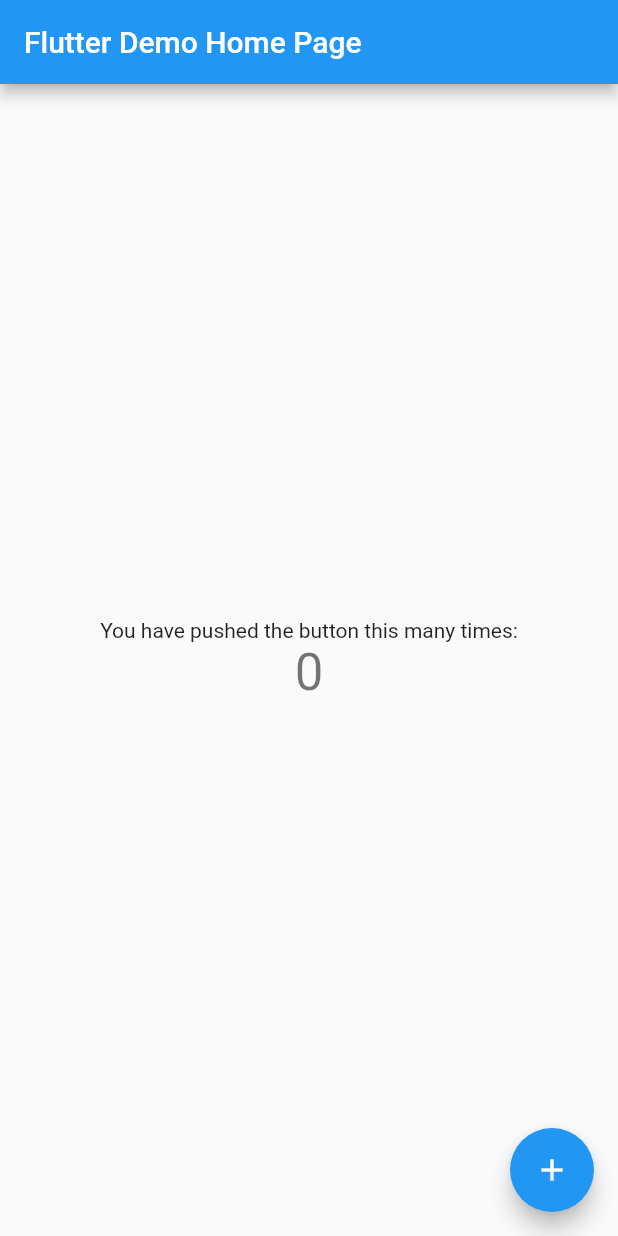
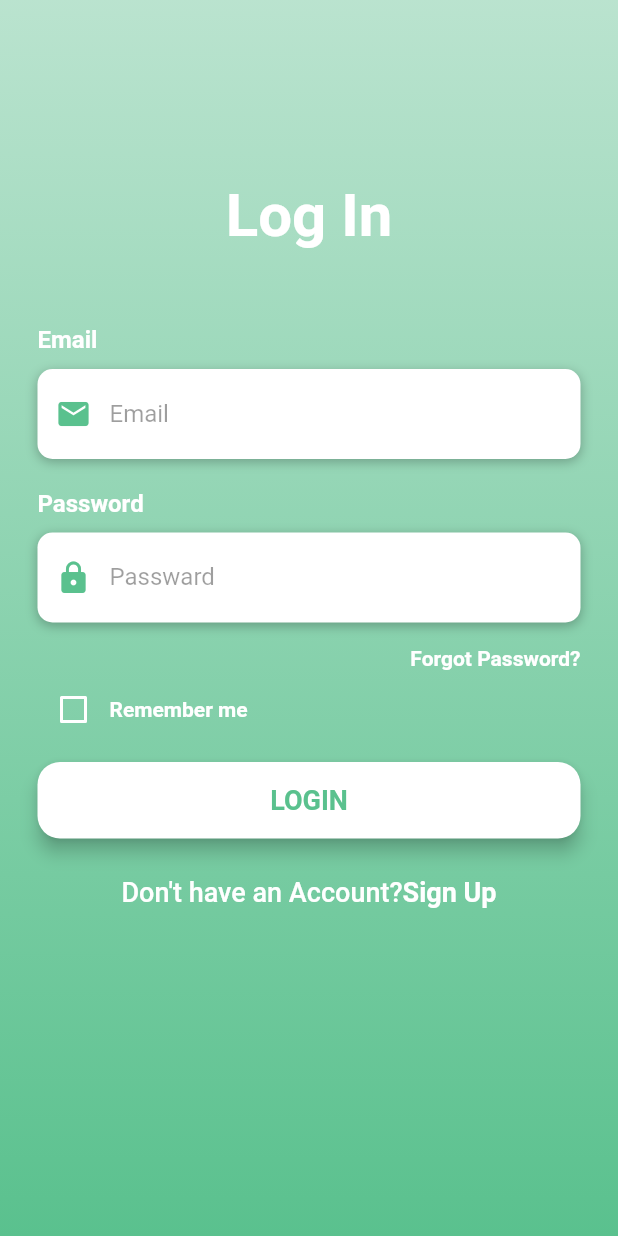
Before and after one commit to anselm88/Fashcop, a Flutter app: the screen it shows after launch, on a phone screen of 412 x 824 dp. Run offline on Flutter 3.47's test engine with Material 2 defaults, Android fonts, the phone set to English and light mode, and no system bars.

Commit message:
LogIn screen UI

```diff
--- a/lib/main.dart
+++ b/lib/main.dart
@@ -1,115 +1,17 @@
 import 'package:flutter/material.dart';
+import 'package:fashcop/screens/login_screen.dart';
 
 void main() {
-  runApp(const MyApp());
+  runApp(MyApp());
 }
 
 class MyApp extends StatelessWidget {
-  const MyApp({Key? key}) : super(key: key);
-
-  // This widget is the root of your application.
   @override
   Widget build(BuildContext context) {
     return MaterialApp(
-      title: 'Flutter demo ',
-      theme: ThemeData(
-        // This is the theme of your application.
-        //
-        // Try running your application with "flutter run". You'll see the
-        // application has a blue toolbar. Then, without quitting the app, try
-        // changing the primarySwatch below to Colors.green and then invoke
-        // "hot reload" (press "r" in the console where you ran "flutter run",
-        // or simply save your changes to "hot reload" in a Flutter IDE).
-        // Notice that the counter didn't reset back to zero; the application
-        // is not restarted.
-        primarySwatch: Colors.blue,
-      ),
-      home: const MyHomePage(title: 'Flutter Demo Home Page'),
+      title: 'FashCoP',
+      debugShowCheckedModeBanner: false,
+      home: LoginScreen(),
     );
   }
 }
-
-class MyHomePage extends StatefulWidget {
-  const MyHomePage({Key? key, required this.title}) : super(key: key);
-
-  // This widget is the home page of your application. It is stateful, meaning
-  // that it has a State object (defined below) that contains fields that affect
-  // how it looks.
-
-  // This class is the configuration for the state. It holds the values (in this
-  // case the title) provided by the parent (in this case the App widget) and
-  // used by the build method of the State. Fields in a Widget subclass are
-  // always marked "final".
-
-  final String title;
-
-  @override
-  State<MyHomePage> createState() => _MyHomePageState();
-}
-
-class _MyHomePageState extends State<MyHomePage> {
-  int _counter = 0;
-
-  void _incrementCounter() {
-    setState(() {
-      // This call to setState tells the Flutter framework that something has
-      // changed in this State, which causes it to rerun the build method below
-      // so that the display can reflect the updated values. If we changed
-      // _counter without calling setState(), then the build method would not be
-      // called again, and so nothing would appear to happen.
-      _counter++;
-    });
-  }
-
-  @override
-  Widget build(BuildContext context) {
-    // This method is rerun every time setState is called, for instance as done
-    // by the _incrementCounter method above.
-    //
-    // The Flutter framework has been optimized to make rerunning build methods
-    // fast, so that you can just rebuild anything that needs updating rather
-    // than having to individually change instances of widgets.
-    return Scaffold(
-      appBar: AppBar(
-        // Here we take the value from the MyHomePage object that was created by
-        // the App.build method, and use it to set our appbar title.
-        title: Text(widget.title),
-      ),
-      body: Center(
-        // Center is a layout widget. It takes a single child and positions it
-        // in the middle of the parent.
-        child: Column(
-          // Column is also a layout widget. It takes a list of children and
-          // arranges them vertically. By default, it sizes itself to fit its
-          // children horizontally, and tries to be as tall as its parent.
-          //
-          // Invoke "debug painting" (press "p" in the console, choose the
-          // "Toggle Debug Paint" action from the Flutter Inspector in Android
-          // Studio, or the "Toggle Debug Paint" command in Visual Studio Code)
-          // to see the wireframe for each widget.
-          //
-          // Column has various properties to control how it sizes itself and
-          // how it positions its children. Here we use mainAxisAlignment to
-          // center the children vertically; the main axis here is the vertical
-          // axis because Columns are vertical (the cross axis would be
-          // horizontal).
-          mainAxisAlignment: MainAxisAlignment.center,
-          children: <Widget>[
-            const Text(
-              'You have pushed the button this many times:',
-            ),
-            Text(
-              '$_counter',
-              style: Theme.of(context).textTheme.headline4,
-            ),
-          ],
-        ),
-      ),
-      floatingActionButton: FloatingActionButton(
-        onPressed: _incrementCounter,
-        tooltip: 'Increment',
-        child: const Icon(Icons.add),
-      ), // This trailing comma makes auto-formatting nicer for build methods.
-    );
-  }
-}
--- /dev/null
+++ b/lib/screens/login_screen.dart
@@ -0,0 +1,263 @@
+// ignore_for_file: prefer_const_literals_to_create_immutables
+
+import 'package:flutter/material.dart';
+import 'package:flutter/services.dart';
+
+class LoginScreen extends StatefulWidget {
+  @override
+  State<LoginScreen> createState() => _LoginScreenState();
+}
+
+class _LoginScreenState extends State<LoginScreen> {
+  bool isRememberMe = false;
+
+  Widget buildEmail() {
+    return Column(
+      crossAxisAlignment: CrossAxisAlignment.start,
+      children: [
+        const Text(
+          'Email',
+          style: TextStyle(
+            color: Colors.white,
+            fontSize: 16,
+            fontWeight: FontWeight.bold,
+          ),
+        ),
+        const SizedBox(
+          height: 10,
+        ),
+        Container(
+          alignment: Alignment.centerLeft,
+          decoration: BoxDecoration(
+              color: Colors.white,
+              borderRadius: BorderRadius.circular(10),
+              boxShadow: [
+                const BoxShadow(
+                    color: Colors.black26, blurRadius: 6, offset: Offset(0, 2))
+              ]),
+          height: 60,
+          child: const TextField(
+            keyboardType: TextInputType.emailAddress,
+            style: TextStyle(
+              color: Colors.black87,
+            ),
+            decoration: InputDecoration(
+                border: InputBorder.none,
+                contentPadding: EdgeInsets.only(top: 14),
+                prefixIcon: Icon(
+                  Icons.email,
+                  color: Color(0xff5ac18e),
+                ),
+                hintText: 'Email',
+                hintStyle: TextStyle(
+                  color: Colors.black38,
+                )),
+          ),
+        ),
+      ],
+    );
+  }
+
+  Widget buildPassword() {
+    return Column(
+      crossAxisAlignment: CrossAxisAlignment.start,
+      children: [
+        const Text(
+          'Password',
+          style: TextStyle(
+            color: Colors.white,
+            fontSize: 16,
+            fontWeight: FontWeight.bold,
+          ),
+        ),
+        const SizedBox(
+          height: 10,
+        ),
+        Container(
+          alignment: Alignment.centerLeft,
+          decoration: BoxDecoration(
+              color: Colors.white,
+              borderRadius: BorderRadius.circular(10),
+              boxShadow: [
+                const BoxShadow(
+                    color: Colors.black26, blurRadius: 6, offset: Offset(0, 2))
+              ]),
+          height: 60,
+          child: const TextField(
+            obscureText: true,
+            style: TextStyle(
+              color: Colors.black87,
+            ),
+            decoration: InputDecoration(
+                border: InputBorder.none,
+                contentPadding: EdgeInsets.only(top: 14),
+                prefixIcon: Icon(
+                  Icons.lock,
+                  color: Color(0xff5ac18e),
+                ),
+                hintText: 'Passward',
+                hintStyle: TextStyle(
+                  color: Colors.black38,
+                )),
+          ),
+        ),
+      ],
+    );
+  }
+
+  Widget buildForgotPassBtn() {
+    return Container(
+      alignment: Alignment.centerRight,
+      child: FlatButton(
+        onPressed: () {
+          print('Forgot Password Pressed');
+        },
+        padding: const EdgeInsets.only(right: 0),
+        child: const Text(
+          'Forgot Password?',
+          style: TextStyle(
+            color: Colors.white,
+            fontWeight: FontWeight.bold,
+          ),
+        ),
+      ),
+    );
+  }
+
+  Widget buildRememberMe() {
+    return Container(
+      height: 20,
+      child: Row(
+        children: [
+          Theme(
+            data: ThemeData(unselectedWidgetColor: Colors.white),
+            child: Checkbox(
+              value: isRememberMe,
+              checkColor: Colors.green,
+              activeColor: Colors.white,
+              onChanged: (bool? Value) {
+                setState(() {
+                  isRememberMe = Value!;
+                });
+              },
+            ),
+          ),
+          const Text(
+            'Remember me',
+            style: TextStyle(
+              color: Colors.white,
+              fontWeight: FontWeight.bold,
+            ),
+          )
+        ],
+      ),
+    );
+  }
+
+  Widget buildLoginBtn() {
+    return Container(
+      padding: EdgeInsets.symmetric(vertical: 25),
+      width: double.infinity,
+      child: RaisedButton(
+        elevation: 5,
+        onPressed: () {
+          print('Login Pressed');
+        },
+        padding: const EdgeInsets.all(15),
+        shape: RoundedRectangleBorder(
+          borderRadius: BorderRadius.circular(15),
+        ),
+        color: Colors.white,
+        child: const Text(
+          'LOGIN',
+          style: TextStyle(
+            color: Color(0xff5ac18e),
+            fontSize: 18,
+            fontWeight: FontWeight.bold,
+          ),
+        ),
+      ),
+    );
+  }
+
+  Widget buildSignUpBtn() {
+    return GestureDetector(
+      onTap: () => print('Sign Up Pressed'),
+      child: RichText(
+        text: const TextSpan(children: [
+          TextSpan(
+              text: 'Don\'t have an Account?',
+              style: TextStyle(
+                color: Colors.white,
+                fontSize: 18,
+                fontWeight: FontWeight.w500,
+              )),
+          TextSpan(
+              text: 'Sign Up',
+              style: TextStyle(
+                  color: Colors.white,
+                  fontSize: 18,
+                  fontWeight: FontWeight.bold))
+        ]),
+      ),
+    );
+  }
+
+  @override
+  Widget build(BuildContext context) {
+    return Scaffold(
+      body: AnnotatedRegion<SystemUiOverlayStyle>(
+        value: SystemUiOverlayStyle.light,
+        child: GestureDetector(
+          child: Stack(
+            children: [
+              Container(
+                height: double.infinity,
+                width: double.infinity,
+                decoration: const BoxDecoration(
+                  gradient: LinearGradient(
+                      begin: Alignment.topCenter,
+                      end: Alignment.bottomCenter,
+                      colors: [
+                        Color(0x665ac18e),
+                        Color(0x995ac18e),
+                        Color(0xcc5ac18e),
+                        Color(0xff5ac18e),
+                      ]),
+                ),
+                child: SingleChildScrollView(
+                  physics: AlwaysScrollableScrollPhysics(),
+                  padding: const EdgeInsets.symmetric(
+                    horizontal: 25,
+                    vertical: 120,
+                  ),
+                  child: Column(
+                    mainAxisAlignment: MainAxisAlignment.center,
+                    children: [
+                      // ignore: prefer_const_constructors
+                      Text(
+                        'Log In',
+                        style: const TextStyle(
+                            color: Colors.white,
+                            fontSize: 40,
+                            fontWeight: FontWeight.bold),
+                      ),
+                      const SizedBox(height: 50),
+                      buildEmail(),
+                      const SizedBox(height: 20),
+                      buildPassword(),
+                      buildForgotPassBtn(),
+                      buildRememberMe(),
+                      buildLoginBtn(),
+                      buildSignUpBtn(),
+                    ],
+                  ),
+                ),
+              )
+            ],
+          ),
+        ),
+      ),
+    );
+  }
+}
```
